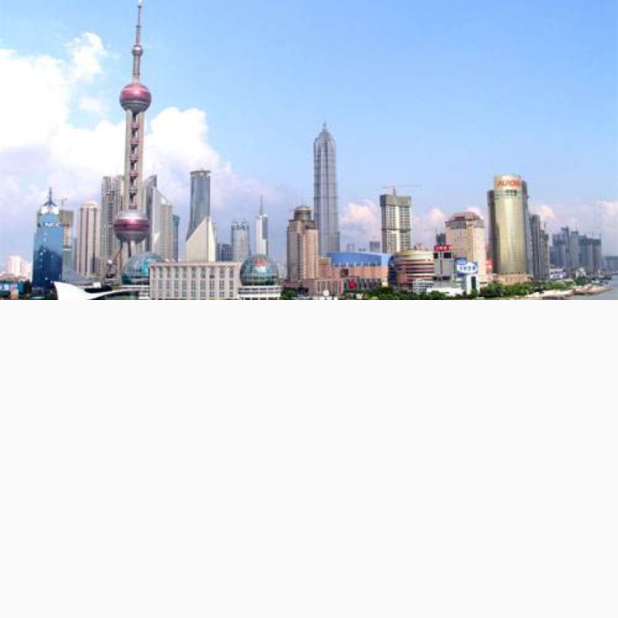
After one commit to yoyo0316/TodayInfomation, an Android app: the ShanghaiDetailActivity screen opened directly, with no data from a screen before it, on a phone screen of 412 x 824 dp, the top half of it. The commit adds this screen. Run offline under Robolectric (Android 15) with nearby library versions, the phone set to English and light mode, and no system bars; our stand-ins replace ButterKnife.

Commit message:
共享元素、Pair数据结构 实现 Activity 转场动画

```diff
--- a/app/src/main/AndroidManifest.xml
+++ b/app/src/main/AndroidManifest.xml
@@ -18,6 +18,7 @@
         </activity>
 
         <activity android:name=".main.MainActivity" />
+        <activity android:name=".main.fragment.shanghai.view.ShanghaiDetailActivity" />
     </application>
 
 </manifest>
--- a/app/src/main/java/com/yoyozhangh/github/todayinfomation/main/fragment/shanghai/ShanghaiFragment.java
+++ b/app/src/main/java/com/yoyozhangh/github/todayinfomation/main/fragment/shanghai/ShanghaiFragment.java
@@ -44,7 +44,7 @@ public class ShanghaiFragment extends BaseFragment {
 //        for (int i = 0; i < 15; i++) {
 //            data.add("上海市欢迎您");
 //        }
-        mRecyclerView.setAdapter(new ShanghaiAdapter(mContext, ShanghaiDataManager.getData(),false));
+        mRecyclerView.setAdapter(new ShanghaiAdapter(getActivity(), ShanghaiDataManager.getData(),false));
     }
 
     private void initListener() {
--- /dev/null
+++ b/app/src/main/java/com/yoyozhangh/github/todayinfomation/main/fragment/shanghai/view/ShanghaiDetailActivity.java
@@ -0,0 +1,63 @@
+package com.yoyozhangh.github.todayinfomation.main.fragment.shanghai.view;
+
+import android.app.Activity;
+import android.content.Intent;
+import android.os.Build;
+import android.os.Bundle;
+import android.view.View;
+import android.widget.ImageView;
+
+import androidx.core.app.ActivityCompat;
+import androidx.core.app.ActivityOptionsCompat;
+import androidx.core.util.Pair;
+import androidx.core.view.ViewCompat;
+
+import com.yoyozhangh.github.todayinfomation.R;
+import com.yoyozhangh.github.todayinfomation.base.BaseActivity;
+import com.yoyozhangh.github.todayinfomation.base.ViewInject;
+
+import butterknife.BindView;
+
+@ViewInject(mainlayoutid = R.layout.activity_shanghai_detail)
+public class ShanghaiDetailActivity extends BaseActivity {
+
+    @BindView(R.id.iv_shanghai_detail)
+    ImageView ivShanghaiDetail;
+
+    public static String mActivityOptionsCompat = "ShanghaiDetailActivity";
+
+    @Override
+    public void afterBindView() {
+        initAnima();
+    }
+
+    private void initAnima() {
+        if (Build.VERSION.SDK_INT >= Build.VERSION_CODES.LOLLIPOP) {
+//            ViewCompat.setTransitionName(ivShanghaiDetail, mActivityOptionsCompat);
+
+//            // 延时加载
+//            postponeEnterTransition();
+            // 开启转场动画
+            startPostponedEnterTransition();
+        }
+    }
+
+    @Override
+    protected void onCreate(Bundle savedInstanceState) {
+        super.onCreate(savedInstanceState);
+
+    }
+
+    /**
+     * 用于Android5.0系统的界面转场动画：共享元素动画
+     */
+    public static void start_5_0(Activity activity, View view) {
+        if (Build.VERSION.SDK_INT >= Build.VERSION_CODES.LOLLIPOP) {
+            Intent intent = new Intent(activity, ShanghaiDetailActivity.class);
+            Pair pair = new Pair(view, mActivityOptionsCompat);
+            ActivityOptionsCompat optionsCompat = ActivityOptionsCompat.makeSceneTransitionAnimation(activity, pair);
+            ActivityCompat.startActivity(activity, intent, optionsCompat.toBundle());
+        }
+
+    }
+}
--- /dev/null
+++ b/app/src/main/res/layout/activity_shanghai_detail.xml
@@ -0,0 +1,14 @@
+<?xml version="1.0" encoding="utf-8"?>
+<LinearLayout xmlns:android="http://schemas.android.com/apk/res/android"
+    android:layout_width="match_parent"
+    android:layout_height="match_parent"
+    android:orientation="vertical">
+
+    <ImageView
+        android:transitionName="ShanghaiDetailActivity"
+        android:id="@+id/iv_shanghai_detail"
+        android:scaleType="centerCrop"
+        android:src="@drawable/pic_shanghai"
+        android:layout_width="match_parent"
+        android:layout_height="200dp"/>
+</LinearLayout>
```
Also changed, not shown: app/src/main/java/com/yoyozhangh/github/todayinfomation/main/fragment/shanghai/adapter/ShanghaiAdapter.java (+7 -4 lines).
